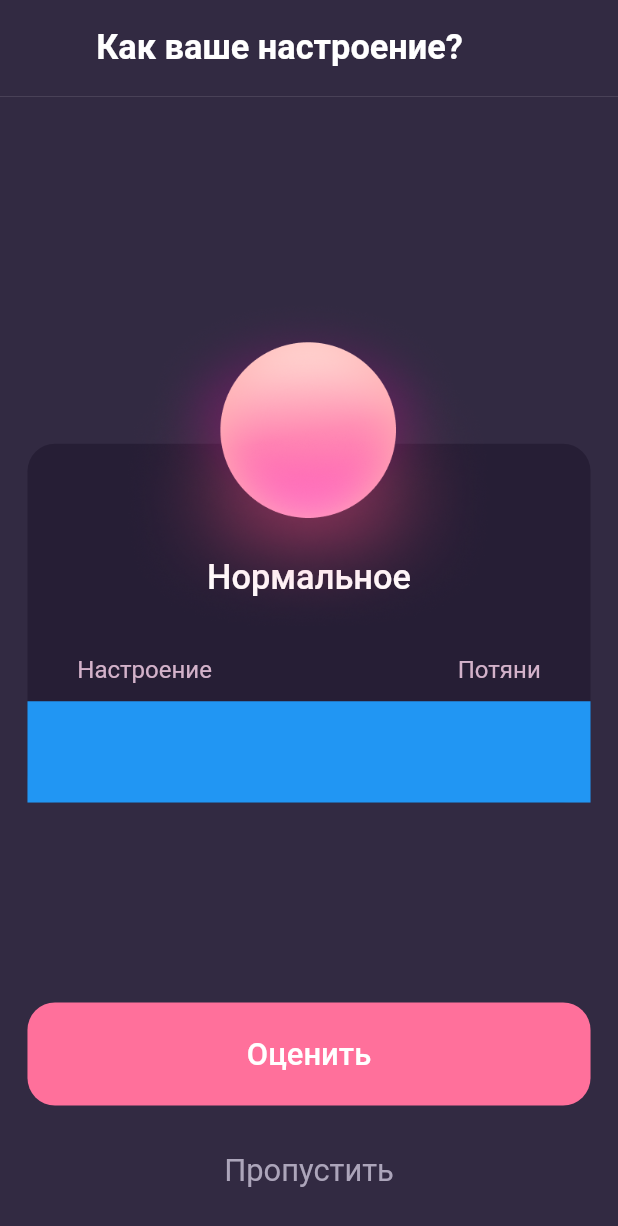
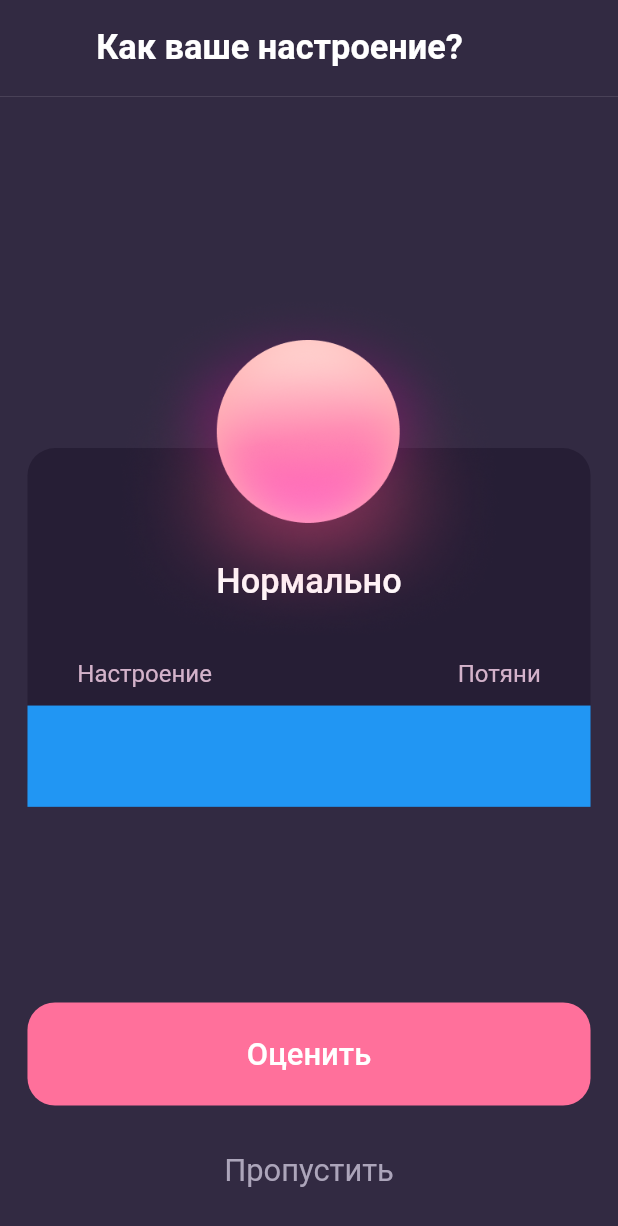
Before and after one commit to fedosovmu/mind_tracker, a Flutter app: the screen it shows after launch, on a phone screen of 412 x 824 dp. Shown: the top 1226 px of the screen. Run offline on Flutter 3.47's test engine with Material 2 defaults, Android fonts, the light colour scheme and no system bars; missing offline and left inert: dart:ffi.

```diff
--- a/lib/mood_assessment_page.dart
+++ b/lib/mood_assessment_page.dart
@@ -49,7 +49,7 @@ class MoodAssessmentPage extends StatelessWidget {
     return Expanded(
       child: Center(
         child: Container(
-          height: dp(295),
+          height: dp(300),
           child: Stack(
             alignment: Alignment.bottomCenter,
             children: [
@@ -67,7 +67,7 @@ class MoodAssessmentPage extends StatelessWidget {
                       height: dp(47),
                       alignment: Alignment.topCenter,
                       child: Text(
-                        'Нормальное',
+                        'Нормально',
                         style: TextStyle(
                           color: AppColors.moodAssessmentPage['moodAssessorMoodTextColor'],
                           fontSize: dp(20),
@@ -114,7 +114,7 @@ class MoodAssessmentPage extends StatelessWidget {
                 top: 0,
                 child: Image.asset(
                   'assets/images/mood_assessment/mood_spheres/4.png',
-                  height: dp(192),
+                  height: dp(200),
                 )
               ),
             ],
@@ -125,7 +125,7 @@ class MoodAssessmentPage extends StatelessWidget {
   }
 
   Widget _buildBottomButtons() {
-    return           Container(
+    return Container(
       height: dp(136),
       width: double.infinity,
       padding: EdgeInsets.only(left: dp(16), right: dp(16), bottom: dp(8)),
```
